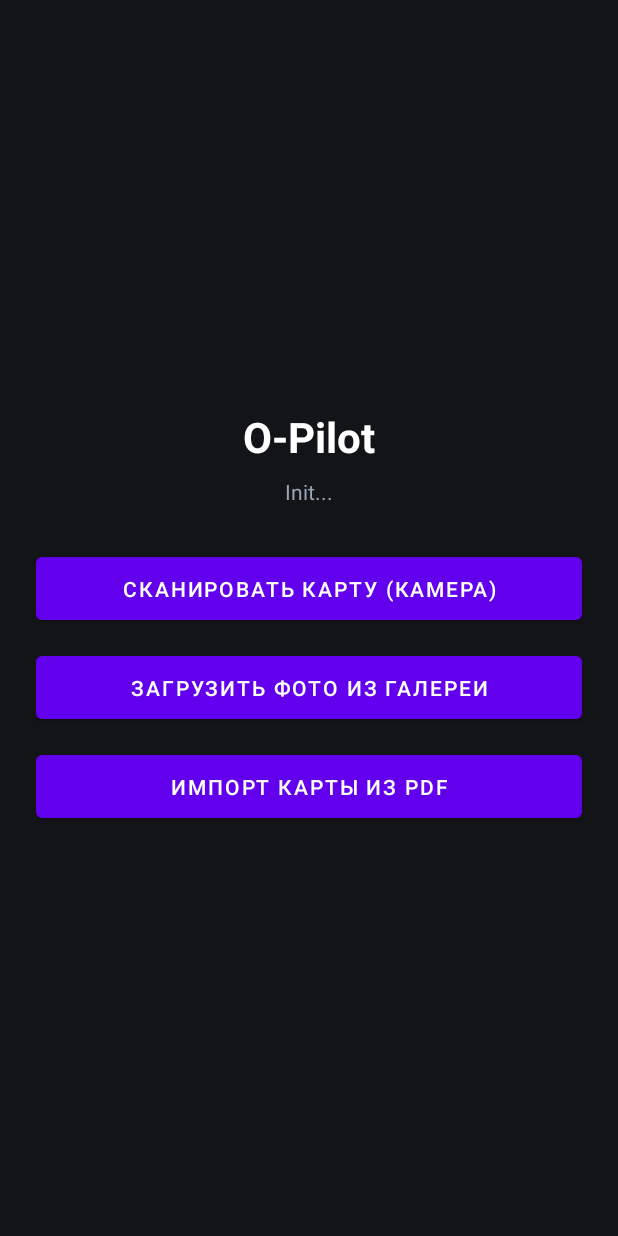
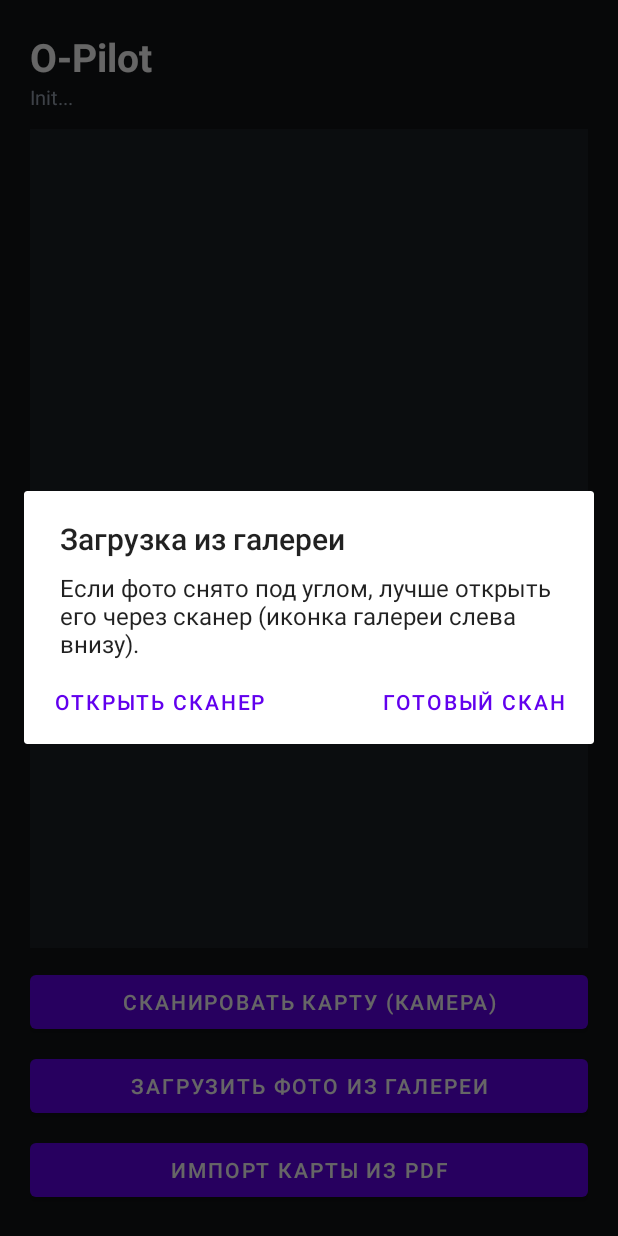
Before and after one commit to nvkff/o-pilot, an Android app: the screen it shows after launch (MainActivity), after a tap on "ЗАГРУЗИТЬ ФОТО ИЗ ГАЛЕРЕИ", on a phone screen of 412 x 824 dp. Run offline under Robolectric (Android 15) with nearby library versions, the phone set to English and light mode, and no system bars; libraries missing offline, so code that uses them is left out: com.google.mlkit.vision, org.opencv.android; 2 statements that could not run were skipped.

Commit message:
feat(mobile): implement map import via ML Kit scanner, gallery and PDF

```diff
--- a/mobile/src/main/java/io/github/nvkff/opilot/MainActivity.kt
+++ b/mobile/src/main/java/io/github/nvkff/opilot/MainActivity.kt
@@ -1,22 +1,99 @@
 package io.github.nvkff.opilot
 
+import android.graphics.Bitmap
+import android.net.Uri
 import android.os.Bundle
+import android.view.View
 import android.widget.Button
+import android.widget.ImageView
 import android.widget.TextView
 import android.widget.Toast
+import androidx.activity.result.IntentSenderRequest
+import androidx.activity.result.PickVisualMediaRequest
+import androidx.activity.result.contract.ActivityResultContracts
+import androidx.appcompat.app.AlertDialog
 import androidx.appcompat.app.AppCompatActivity
+import com.google.mlkit.vision.documentscanner.GmsDocumentScannerOptions
+import com.google.mlkit.vision.documentscanner.GmsDocumentScanning
+import com.google.mlkit.vision.documentscanner.GmsDocumentScanningResult
+import kotlinx.coroutines.CoroutineScope
+import kotlinx.coroutines.Dispatchers
+import kotlinx.coroutines.launch
+import kotlinx.coroutines.withContext
 import org.opencv.android.OpenCVLoader
 
 class MainActivity : AppCompatActivity() {
+    private lateinit var tvStatus: TextView
+    private lateinit var ivPreview: ImageView
+    private lateinit var btnAnalyze: Button
+    private var currentBitmap: Bitmap? = null
+
+    private val scannerLauncher = registerForActivityResult(ActivityResultContracts.StartIntentSenderForResult()) { res ->
+        if (res.resultCode == RESULT_OK) {
+            val scanRes = GmsDocumentScanningResult.fromActivityResultIntent(res.data)
+            val uri = scanRes?.pages?.firstOrNull()?.imageUri ?: return@registerForActivityResult
+            processUri(uri, isPdf = false)
+        }
+    }
+
+    private val galleryLauncher = registerForActivityResult(ActivityResultContracts.PickVisualMedia()) { uri ->
+        if (uri != null) processUri(uri, isPdf = false)
+    }
+
+    private val pdfLauncher = registerForActivityResult(ActivityResultContracts.OpenDocument()) { uri ->
+        if (uri != null) processUri(uri, isPdf = true)
+    }
+
     override fun onCreate(savedInstanceState: Bundle?) {
         super.onCreate(savedInstanceState)
         setContentView(R.layout.activity_main)
-        val tvStatus = findViewById<TextView>(R.id.tvStatus)
+        tvStatus = findViewById(R.id.tvStatus)
+        ivPreview = findViewById(R.id.ivPreview)
+        btnAnalyze = findViewById(R.id.btnAnalyze)
         val cvReady = OpenCVLoader.initLocal()
         tvStatus.text = if (cvReady) "OpenCV 4.12 готов к работе" else "Ошибка OpenCV"
-        val msg = { s: String -> Toast.makeText(this, s, Toast.LENGTH_SHORT).show() }
-        findViewById<Button>(R.id.btnScanCamera).setOnClickListener { msg("Камера: шаг 1.2") }
-        findViewById<Button>(R.id.btnPickGallery).setOnClickListener { msg("Галерея: шаг 1.2") }
-        findViewById<Button>(R.id.btnImportPdf).setOnClickListener { msg("PDF: шаг 1.2") }
+        findViewById<Button>(R.id.btnScanCamera).setOnClickListener { startScanner() }
+        findViewById<Button>(R.id.btnPickGallery).setOnClickListener { askGalleryMode() }
+        findViewById<Button>(R.id.btnImportPdf).setOnClickListener { pdfLauncher.launch(arrayOf("application/pdf")) }
+        btnAnalyze.setOnClickListener { Toast.makeText(this, "Анализ OpenCV: шаг 1.3", Toast.LENGTH_SHORT).show() }
+    }
+
+    private fun askGalleryMode() {
+        AlertDialog.Builder(this)
+            .setTitle("Загрузка из галереи")
+            .setMessage("Если фото снято под углом, лучше открыть его через сканер (иконка галереи слева внизу).")
+            .setPositiveButton("Готовый скан") { _, _ -> galleryLauncher.launch(PickVisualMediaRequest(ActivityResultContracts.PickVisualMedia.ImageOnly)) }
+            .setNeutralButton("Открыть сканер") { _, _ -> startScanner() }
+            .show()
+    }
+
+    private fun startScanner() {
+        val opts = GmsDocumentScannerOptions.Builder()
+            .setGalleryImportAllowed(true)
+            .setPageLimit(1)
+            .setResultFormats(GmsDocumentScannerOptions.RESULT_FORMAT_JPEG)
+            .setScannerMode(GmsDocumentScannerOptions.SCANNER_MODE_FULL)
+            .build()
+        GmsDocumentScanning.getClient(opts).getStartScanIntent(this)
+            .addOnSuccessListener { sender -> scannerLauncher.launch(IntentSenderRequest.Builder(sender).build()) }
+            .addOnFailureListener { e -> Toast.makeText(this, "Сканер: ${e.message}", Toast.LENGTH_LONG).show() }
+    }
+
+    private fun processUri(uri: Uri, isPdf: Boolean) {
+        tvStatus.text = "Обработка карты..."
+        CoroutineScope(Dispatchers.Main).launch {
+            val bmp = withContext(Dispatchers.IO) {
+                val loaded = if (isPdf) MapLoader.loadPdfFirstPage(this@MainActivity, uri) else MapLoader.loadBitmapFromUri(this@MainActivity, uri)
+                loaded?.also { MapLoader.saveWorkingMap(this@MainActivity, it) }
+            }
+            if (bmp != null) {
+                currentBitmap = bmp
+                ivPreview.setImageBitmap(bmp)
+                btnAnalyze.visibility = View.VISIBLE
+                tvStatus.text = "Карта загружена: ${bmp.width}x${bmp.height} px"
+            } else {
+                tvStatus.text = "Не удалось открыть файл"
+            }
+        }
     }
 }
--- a/mobile/src/main/res/layout/activity_main.xml
+++ b/mobile/src/main/res/layout/activity_main.xml
@@ -3,8 +3,7 @@
     android:layout_width="match_parent"
     android:layout_height="match_parent"
     android:orientation="vertical"
-    android:gravity="center"
-    android:padding="24dp"
+    android:padding="20dp"
     android:background="#121417">
     <TextView
         android:id="@+id/tvTitle"
@@ -12,32 +11,46 @@
         android:layout_height="wrap_content"
         android:text="O-Pilot"
         android:textColor="#FFFFFF"
-        android:textSize="28sp"
-        android:textStyle="bold"
-        android:layout_marginBottom="8dp" />
+        android:textSize="26sp"
+        android:textStyle="bold" />
     <TextView
         android:id="@+id/tvStatus"
         android:layout_width="wrap_content"
         android:layout_height="wrap_content"
         android:text="Init..."
         android:textColor="#9AA4B2"
-        android:textSize="14sp"
-        android:layout_marginBottom="28dp" />
+        android:textSize="13sp"
+        android:layout_marginBottom="12dp" />
+    <ImageView
+        android:id="@+id/ivPreview"
+        android:layout_width="match_parent"
+        android:layout_height="0dp"
+        android:layout_weight="1"
+        android:scaleType="fitCenter"
+        android:background="#1C2026"
+        android:layout_marginBottom="12dp" />
+    <Button
+        android:id="@+id/btnAnalyze"
+        android:layout_width="match_parent"
+        android:layout_height="50dp"
+        android:text="Далее: поиск КП и севера (OpenCV)"
+        android:visibility="gone"
+        android:layout_marginBottom="10dp" />
     <Button
         android:id="@+id/btnScanCamera"
         android:layout_width="match_parent"
-        android:layout_height="54dp"
+        android:layout_height="48dp"
         android:text="Сканировать карту (камера)"
-        android:layout_marginBottom="12dp" />
+        android:layout_marginBottom="8dp" />
     <Button
         android:id="@+id/btnPickGallery"
         android:layout_width="match_parent"
-        android:layout_height="54dp"
+        android:layout_height="48dp"
         android:text="Загрузить фото из галереи"
-        android:layout_marginBottom="12dp" />
+        android:layout_marginBottom="8dp" />
     <Button
         android:id="@+id/btnImportPdf"
         android:layout_width="match_parent"
-        android:layout_height="54dp"
+        android:layout_height="48dp"
         android:text="Импорт карты из PDF" />
 </LinearLayout>
```
Also changed, not shown: mobile/src/main/java/io/github/nvkff/opilot/MapLoader.kt (added, +52 -0 lines).
